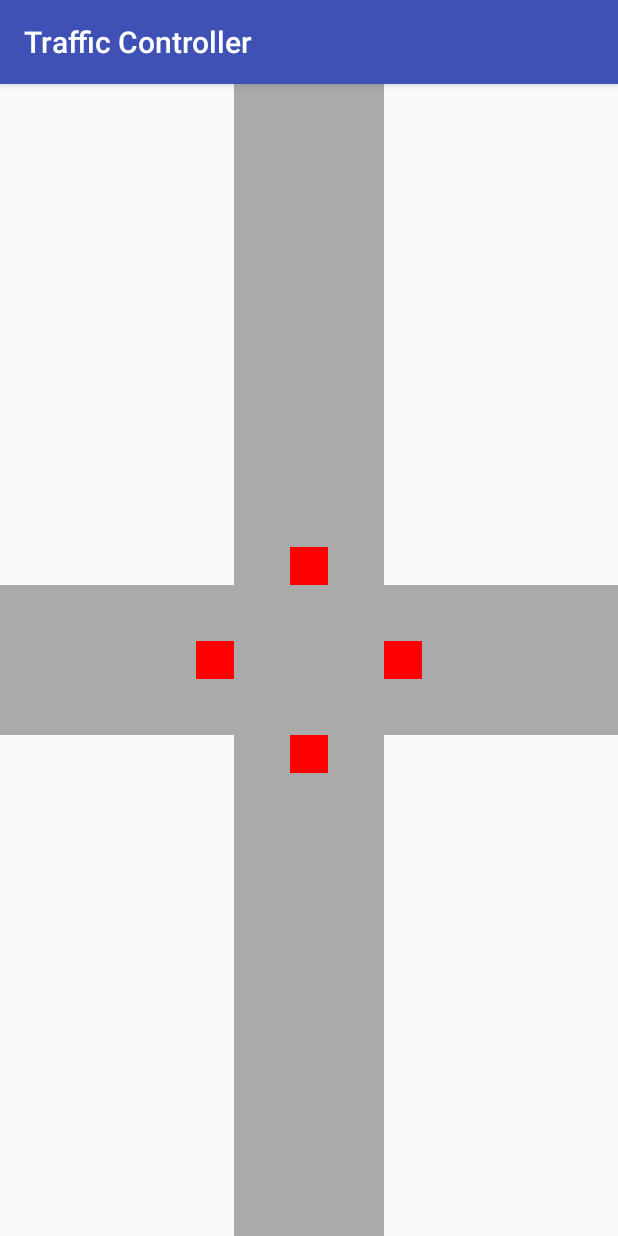
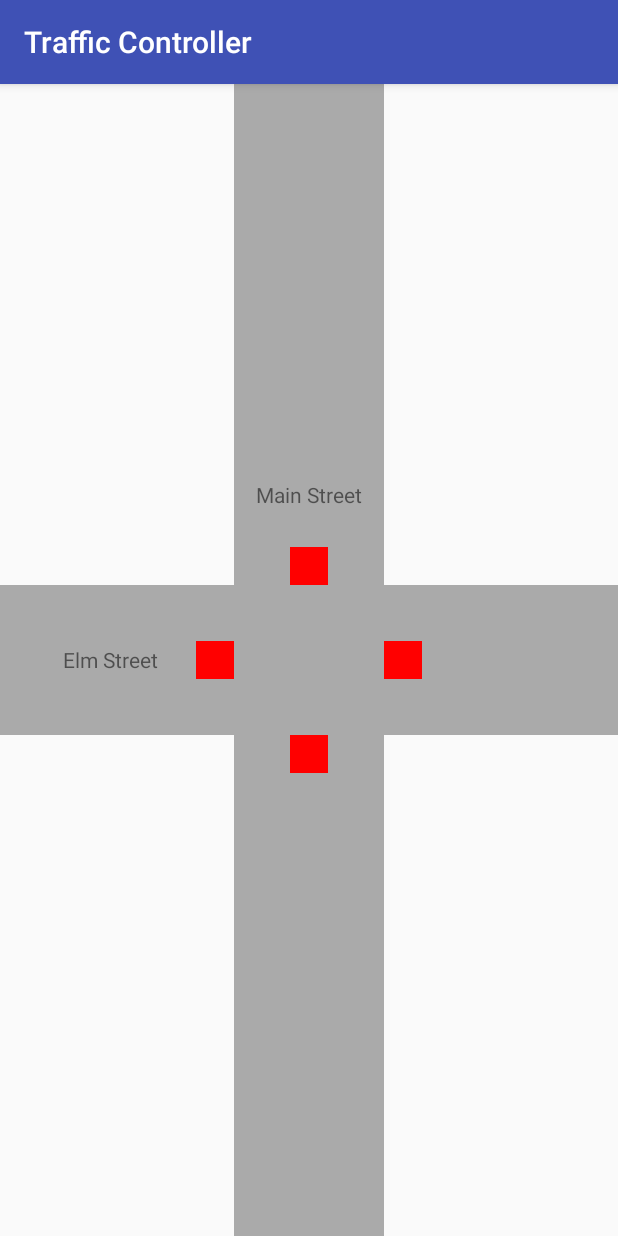
Before and after one commit to billgockeler/TrafficController, an Android app: the screen it shows after launch (LightActivity), on a phone screen of 412 x 824 dp. Run offline under Robolectric (Android 15) with nearby library versions, the phone set to English and light mode, and no system bars; our stand-ins replace ButterKnife.

Commit message:
slight refactor to add start method and display street names

```diff
--- a/app/src/main/java/com/jet/trafficcontroller/presenter/LightPresenter.java
+++ b/app/src/main/java/com/jet/trafficcontroller/presenter/LightPresenter.java
@@ -25,9 +25,13 @@ public class LightPresenter {
 
     public LightPresenter(LightView lightView){
         mView = lightView;
-        mCurrentState = -1;
         mHandler = new Handler();
         mLightStateProvider = new LightStateProvider();
+    }
+
+    public void start() {
+        mCurrentState = -1;
+        next();
     }
 
     public void next() {
--- a/app/src/main/java/com/jet/trafficcontroller/view/LightActivity.java
+++ b/app/src/main/java/com/jet/trafficcontroller/view/LightActivity.java
@@ -3,6 +3,7 @@ package com.jet.trafficcontroller.view;
 import android.support.v7.app.AppCompatActivity;
 import android.os.Bundle;
 import android.view.View;
+import android.widget.TextView;
 
 import com.jet.trafficcontroller.presenter.LightPresenter;
 import com.jet.trafficcontroller.R;
@@ -18,6 +19,8 @@ public class LightActivity extends AppCompatActivity implements LightView {
     @InjectView(R.id.right_light) View mRightLight;
     @InjectView(R.id.top_light) View mTopLight;
     @InjectView(R.id.bottom_light) View mBottomLight;
+    @InjectView(R.id.vertical_street_name) TextView mVerticalStreetName;
+    @InjectView(R.id.horizontal_street_name) TextView mHorizontalStreetName;
 
     LightPresenter controller;
 
@@ -28,11 +31,14 @@ public class LightActivity extends AppCompatActivity implements LightView {
         ButterKnife.inject(this);
 
         controller = new LightPresenter(this);
-        controller.next();
+        controller.start();
     }
 
     @Override
     public void setLightState(LightState lightState) {
+        mVerticalStreetName.setText(lightState.getVerticalStreet().getName());
+        mHorizontalStreetName.setText(lightState.getHorizontalStreet().getName());
+
         Light horizontalStreetLight = lightState.getHorizontalStreet().getLight();
         Light verticalStreetLight = lightState.getVerticalStreet().getLight();
 
--- a/app/src/main/res/layout/activity_main.xml
+++ b/app/src/main/res/layout/activity_main.xml
@@ -27,6 +27,14 @@
             android:layout_marginRight="@dimen/light_box"
             android:layout_centerVertical="true">
         </View>
+
+        <TextView
+            android:id="@+id/horizontal_street_name"
+            android:layout_width="wrap_content"
+            android:layout_height="wrap_content"
+            android:layout_toLeftOf="@id/left_light"
+            android:layout_centerVertical="true"
+            android:layout_marginRight="@dimen/text_margin"/>
 
         <View
             android:id="@+id/right_light"
@@ -61,6 +69,14 @@
             android:layout_centerHorizontal="true">
         </View>
 
+        <TextView
+            android:id="@+id/vertical_street_name"
+            android:layout_width="wrap_content"
+            android:layout_height="wrap_content"
+            android:layout_above="@id/top_light"
+            android:layout_centerHorizontal="true"
+            android:layout_marginBottom="@dimen/text_margin"/>
+
         <View
             android:id="@+id/bottom_light"
             android:layout_width="@dimen/light_diameter"
--- a/app/src/main/res/values/dimens.xml
+++ b/app/src/main/res/values/dimens.xml
@@ -4,4 +4,5 @@
     <dimen name="street_width">100dp</dimen>
     <dimen name="light_diameter">25dp</dimen>
     <dimen name="light_box">50dp</dimen>
+    <dimen name="text_margin">25dp</dimen>
 </resources>
```
